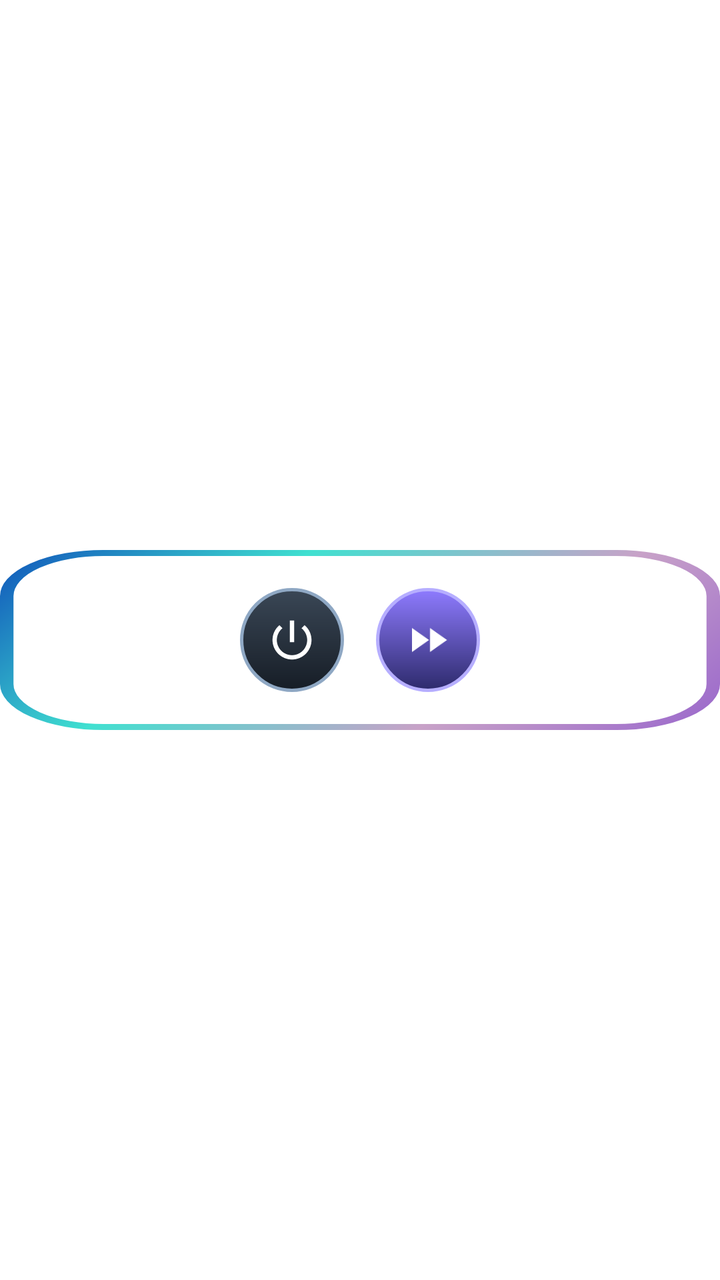
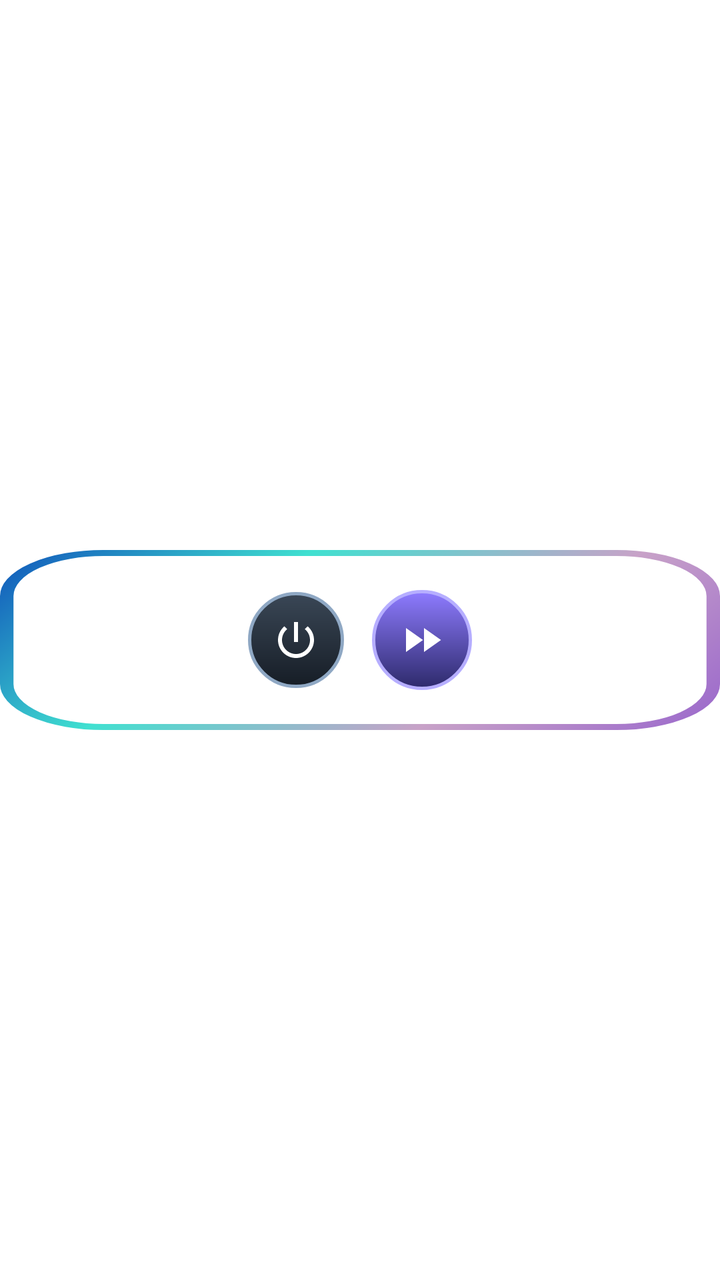

Screens rendered from an Android XML layout before and after an edit, with the pre-edit source and the edit as a unified diff.
<!-- AndroidManifest.xml: application theme Theme.Nova -->
<!-- res/layout/widget_nova.xml -->
<?xml version="1.0" encoding="utf-8"?>
<FrameLayout xmlns:android="http://schemas.android.com/apk/res/android"
    android:id="@+id/widget_root"
    android:layout_width="match_parent"
    android:layout_height="match_parent">

    <LinearLayout
        android:id="@+id/widget_frame"
        android:layout_width="match_parent"
        android:layout_height="wrap_content"
        android:layout_gravity="center_vertical"
        android:background="@drawable/bg_widget_frame"
        android:gravity="center"
        android:orientation="horizontal"
        android:padding="12dp">

        <ImageView
            android:id="@+id/widget_btn_power"
            android:layout_width="52dp"
            android:layout_height="52dp"
            android:background="@drawable/bg_widget_power_off"
            android:contentDescription="Подключить или отключить Nova"
            android:padding="13dp"
            android:src="@drawable/ic_widget_power" />

        <ImageView
            android:id="@+id/widget_btn_next"
            android:layout_width="52dp"
            android:layout_height="52dp"
            android:layout_marginStart="16dp"
            android:background="@drawable/bg_widget_next"
            android:contentDescription="Следующий профиль"
            android:padding="14dp"
            android:src="@drawable/ic_widget_next" />
    </LinearLayout>
</FrameLayout>
<!-- resources referenced by this layout -->
<resources>
  <!-- drawable bg_widget_frame (drawable) -->
  <?xml version="1.0" encoding="utf-8"?>
  <vector xmlns:android="http://schemas.android.com/apk/res/android"
      xmlns:aapt="http://schemas.android.com/aapt"
      android:width="160dp"
      android:height="90dp"
      android:viewportWidth="160"
      android:viewportHeight="90">
  
      <path
          android:pathData="M23,1.5 H137 A21.5,21.5 0 0 1 158.5,23 V67 A21.5,21.5 0 0 1 137,88.5 H23 A21.5,21.5 0 0 1 1.5,67 V23 A21.5,21.5 0 0 1 23,1.5 Z"
          android:strokeWidth="3"
          android:strokeLineCap="round"
          android:strokeLineJoin="round">
          <aapt:attr name="android:strokeColor">
              <gradient
                  android:type="linear"
                  android:startX="0"
                  android:startY="0"
                  android:endX="160"
                  android:endY="90">
                  <item android:offset="0.0" android:color="#FF0F52BA" />
                  <item android:offset="0.33" android:color="#FF40E0D0" />
                  <item android:offset="0.68" android:color="#FFC8A2C8" />
                  <item android:offset="1.0" android:color="#FF9966CC" />
              </gradient>
          </aapt:attr>
      </path>
  </vector>
  <!-- drawable bg_widget_next (drawable) -->
  <?xml version="1.0" encoding="utf-8"?>
  <shape xmlns:android="http://schemas.android.com/apk/res/android"
      android:shape="oval">
  
      <gradient
          android:angle="270"
          android:startColor="#FF8E7BFF"
          android:endColor="#FF2D2A6B"
          android:type="linear" />
  
      <stroke
          android:width="1.5dp"
          android:color="#FFB6AEFF" />
  </shape>
  <!-- drawable bg_widget_power_off (drawable) -->
  <?xml version="1.0" encoding="utf-8"?>
  <shape xmlns:android="http://schemas.android.com/apk/res/android"
      android:shape="oval">
  
      <gradient
          android:angle="270"
          android:startColor="#FF3A4756"
          android:endColor="#FF161D26"
          android:type="linear" />
  
      <stroke
          android:width="1.5dp"
          android:color="#FF8FA8C4" />
  </shape>
  <!-- drawable ic_widget_next (drawable) -->
  <?xml version="1.0" encoding="utf-8"?>
  <vector xmlns:android="http://schemas.android.com/apk/res/android"
      android:width="24dp"
      android:height="24dp"
      android:viewportWidth="24"
      android:viewportHeight="24"
      android:tint="#FFFFFFFF">
  
      
      <path
          android:fillColor="#FFFFFFFF"
          android:pathData="M4,18l8.5,-6L4,6V18z M13,6v12l8.5,-6L13,6z" />
  </vector>
  <!-- drawable ic_widget_power (drawable) -->
  <?xml version="1.0" encoding="utf-8"?>
  <vector xmlns:android="http://schemas.android.com/apk/res/android"
      android:width="24dp"
      android:height="24dp"
      android:viewportWidth="24"
      android:viewportHeight="24"
      android:tint="#FFFFFFFF">
  
      <path
          android:fillColor="#FFFFFFFF"
          android:pathData="M13,3h-2v10h2V3z M17.83,5.17l-1.42,1.42C17.99,7.86 19,9.81 19,12c0,3.87 -3.13,7 -7,7s-7,-3.13 -7,-7c0,-2.19 1.01,-4.14 2.58,-5.42L6.17,5.17C4.23,6.82 3,9.26 3,12c0,4.97 4.03,9 9,9s9,-4.03 9,-9C21,9.26 19.77,6.82 17.83,5.17z" />
  </vector>
  <color name="white">#FFFFFFFF</color>
  <color name="black">#FF000000</color>
  <!-- unchanged entries left out for length: 1 -->
</resources>

<!-- the commit's change to res/layout/widget_nova.xml (unified diff, before → after) -->
@@ -12,25 +12,25 @@
         android:background="@drawable/bg_widget_frame"
         android:gravity="center"
         android:orientation="horizontal"
-        android:padding="12dp">
+        android:padding="10dp">
 
         <ImageView
             android:id="@+id/widget_btn_power"
-            android:layout_width="52dp"
-            android:layout_height="52dp"
-            android:background="@drawable/bg_widget_power_off"
+            android:layout_width="wrap_content"
+            android:layout_height="wrap_content"
+            android:adjustViewBounds="true"
             android:contentDescription="Подключить или отключить Nova"
-            android:padding="13dp"
-            android:src="@drawable/ic_widget_power" />
+            android:scaleType="fitCenter"
+            android:src="@drawable/widget_btn_power_off" />
 
         <ImageView
             android:id="@+id/widget_btn_next"
-            android:layout_width="52dp"
-            android:layout_height="52dp"
-            android:layout_marginStart="16dp"
-            android:background="@drawable/bg_widget_next"
+            android:layout_width="wrap_content"
+            android:layout_height="wrap_content"
+            android:layout_marginStart="14dp"
+            android:adjustViewBounds="true"
             android:contentDescription="Следующий профиль"
-            android:padding="14dp"
-            android:src="@drawable/ic_widget_next" />
+            android:scaleType="fitCenter"
+            android:src="@drawable/widget_btn_next" />
     </LinearLayout>
 </FrameLayout>
<!-- resource entries referenced after the edit -->
@@ -29,36 +29,56 @@
           </aapt:attr>
       </path>
   </vector>
-  <!-- drawable bg_widget_next (drawable) -->
+  <!-- drawable widget_btn_next (drawable) -->
   <?xml version="1.0" encoding="utf-8"?>
-  <shape xmlns:android="http://schemas.android.com/apk/res/android"
-      android:shape="oval">
+  <layer-list xmlns:android="http://schemas.android.com/apk/res/android">
   
-      <gradient
-          android:angle="270"
-          android:startColor="#FF8E7BFF"
-          android:endColor="#FF2D2A6B"
-          android:type="linear" />
+      <item>
+          <shape android:shape="oval">
+              <size android:width="48dp" android:height="48dp" />
+              <gradient
+                  android:angle="270"
+                  android:startColor="#FF8E7BFF"
+                  android:endColor="#FF2D2A6B"
+                  android:type="linear" />
+              <stroke
+                  android:width="1.5dp"
+                  android:color="#FFB6AEFF" />
+          </shape>
+      </item>
   
-      <stroke
-          android:width="1.5dp"
-          android:color="#FFB6AEFF" />
-  </shape>
-  <!-- drawable bg_widget_power_off (drawable) -->
+      <item
+          android:left="13dp"
+          android:top="13dp"
+          android:right="13dp"
+          android:bottom="13dp"
+          android:drawable="@drawable/ic_widget_next" />
+  </layer-list>
+  <!-- drawable widget_btn_power_off (drawable) -->
   <?xml version="1.0" encoding="utf-8"?>
-  <shape xmlns:android="http://schemas.android.com/apk/res/android"
-      android:shape="oval">
+  <layer-list xmlns:android="http://schemas.android.com/apk/res/android">
   
-      <gradient
-          android:angle="270"
-          android:startColor="#FF3A4756"
-          android:endColor="#FF161D26"
-          android:type="linear" />
+      <item>
+          <shape android:shape="oval">
+              <size android:width="48dp" android:height="48dp" />
+              <gradient
+                  android:angle="270"
+                  android:startColor="#FF3A4756"
+                  android:endColor="#FF161D26"
+                  android:type="linear" />
+              <stroke
+                  android:width="1.5dp"
+                  android:color="#FF8FA8C4" />
+          </shape>
+      </item>
   
-      <stroke
-          android:width="1.5dp"
-          android:color="#FF8FA8C4" />
-  </shape>
+      <item
+          android:left="12dp"
+          android:top="12dp"
+          android:right="12dp"
+          android:bottom="12dp"
+          android:drawable="@drawable/ic_widget_power" />
+  </layer-list>
   <!-- drawable ic_widget_next (drawable) -->
   <?xml version="1.0" encoding="utf-8"?>
   <vector xmlns:android="http://schemas.android.com/apk/res/android"
